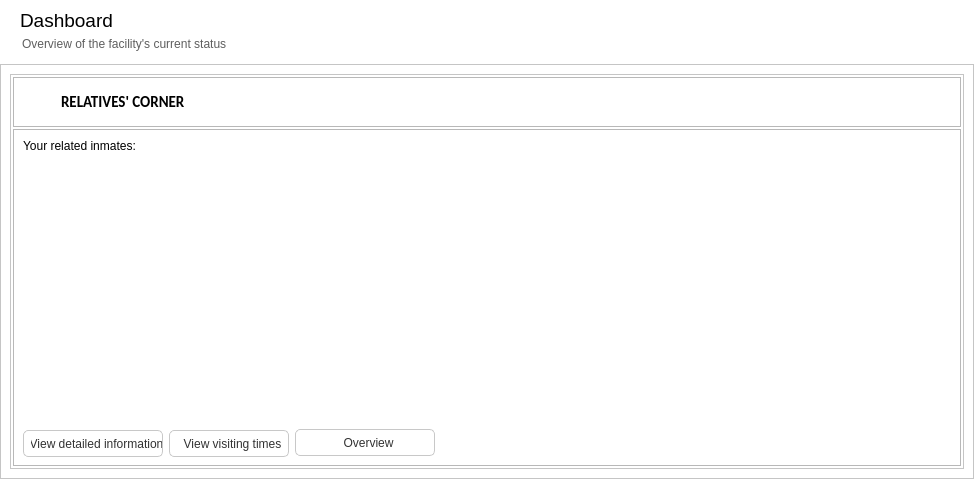
NCNM/PMS_01, file dashboardwindow.ui: the form before one commit.
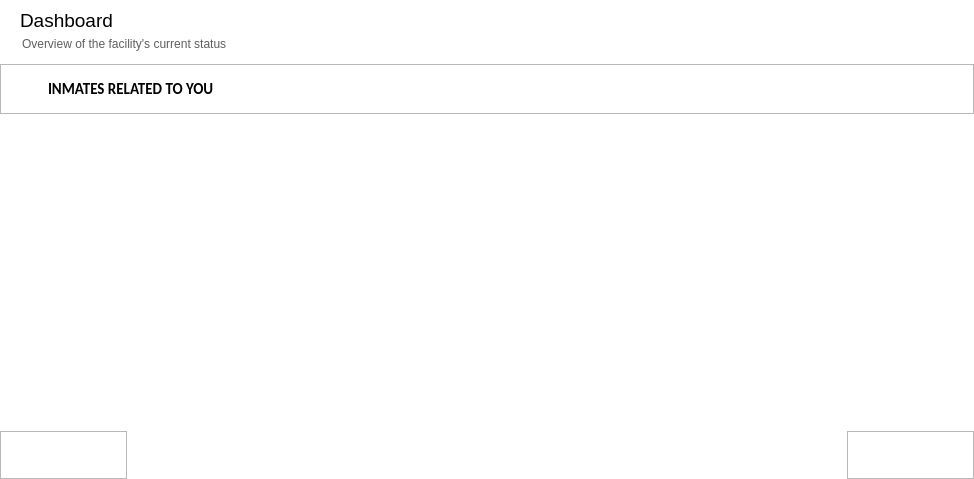
The form after the commit. Icons and pictures are not drawn.

```diff
--- a/dashboardwindow.ui
+++ b/dashboardwindow.ui
@@ -709,6 +709,162 @@
                      <property name="frameShadow">
                       <enum>QFrame::Raised</enum>
                      </property>
+                     <layout class="QGridLayout" name="gridLayout">
+                      <item row="0" column="0">
+                       <widget class="QLabel" name="label_6">
+                        <property name="minimumSize">
+                         <size>
+                          <width>0</width>
+                          <height>30</height>
+                         </size>
+                        </property>
+                        <property name="maximumSize">
+                         <size>
+                          <width>16777215</width>
+                          <height>30</height>
+                         </size>
+                        </property>
+                        <property name="font">
+                         <font>
+                          <pointsize>9</pointsize>
+                          <weight>50</weight>
+                          <bold>false</bold>
+                         </font>
+                        </property>
+                        <property name="text">
+                         <string>FACILITY NAME</string>
+                        </property>
+                       </widget>
+                      </item>
+                      <item row="0" column="1">
+                       <widget class="QFrame" name="frame_18">
+                        <property name="frameShape">
+                         <enum>QFrame::StyledPanel</enum>
+                        </property>
+                        <property name="frameShadow">
+                         <enum>QFrame::Raised</enum>
+                        </property>
+                       </widget>
+                      </item>
+                      <item row="1" column="0">
+                       <widget class="QLabel" name="label_12">
+                        <property name="minimumSize">
+                         <size>
+                          <width>0</width>
+                          <height>30</height>
+                         </size>
+                        </property>
+                        <property name="maximumSize">
+                         <size>
+                          <width>16777215</width>
+                          <height>30</height>
+                         </size>
+                        </property>
+                        <property name="font">
+                         <font>
+                          <pointsize>9</pointsize>
+                          <weight>50</weight>
+                          <bold>false</bold>
+                         </font>
+                        </property>
+                        <property name="text">
+                         <string>ADDRESS</string>
+                        </property>
+                       </widget>
+                      </item>
+                      <item row="1" column="1">
+                       <widget class="QFrame" name="frame_19">
+                        <property name="frameShape">
+                         <enum>QFrame::StyledPanel</enum>
+                        </property>
+                        <property name="frameShadow">
+                         <enum>QFrame::Raised</enum>
+                        </property>
+                       </widget>
+                      </item>
+                      <item row="2" column="0">
+                       <widget class="QLabel" name="label_13">
+                        <property name="minimumSize">
+                         <size>
+                          <width>0</width>
+                          <height>30</height>
+                         </size>
+                        </property>
+                        <property name="maximumSize">
+                         <size>
+                          <width>16777215</width>
+                          <height>30</height>
+                         </size>
+                        </property>
+                        <property name="font">
+                         <font>
+                          <pointsize>9</pointsize>
+                          <weight>50</weight>
+                          <bold>false</bold>
+                         </font>
+                        </property>
+                        <property name="text">
+                         <string>PHONE</string>
+                        </property>
+                       </widget>
+                      </item>
+                      <item row="2" column="1">
+                       <widget class="QFrame" name="frame_20">
+                        <property name="frameShape">
+                         <enum>QFrame::StyledPanel</enum>
+                        </property>
+                        <property name="frameShadow">
+                         <enum>QFrame::Raised</enum>
+                        </property>
+                       </widget>
+                      </item>
+                      <item row="3" column="0">
+                       <widget class="QLabel" name="label_14">
+                        <property name="minimumSize">
+                         <size>
+                          <width>0</width>
+                          <height>30</height>
+                         </size>
+                        </property>
+                        <property name="maximumSize">
+                         <size>
+                          <width>16777215</width>
+                          <height>30</height>
+                         </size>
+                        </property>
+                        <property name="font">
+                         <font>
+                          <pointsize>9</pointsize>
+                          <weight>50</weight>
+                          <bold>false</bold>
+                         </font>
+                        </property>
+                        <property name="text">
+                         <string>WEBSITE</string>
+                        </property>
+                       </widget>
+                      </item>
+                      <item row="3" column="1">
+                       <widget class="QFrame" name="frame_21">
+                        <property name="frameShape">
+                         <enum>QFrame::StyledPanel</enum>
+                        </property>
+                        <property name="frameShadow">
+                         <enum>QFrame::Raised</enum>
+                        </property>
+                       </widget>
+                      </item>
+                      <item row="4" column="0" colspan="2">
+                       <widget class="QFrame" name="frame_22">
+                        <property name="frameShape">
+                         <enum>QFrame::StyledPanel</enum>
+                        </property>
+                        <property name="frameShadow">
+                         <enum>QFrame::Raised</enum>
+                        </property>
+                       </widget>
+                      </item>
+                     </layout>
                     </widget>
                    </item>
                   </layout>
@@ -742,12 +898,27 @@
           <item>
            <widget class="QFrame" name="frame_12">
             <property name="frameShape">
-             <enum>QFrame::StyledPanel</enum>
+             <enum>QFrame::NoFrame</enum>
             </property>
             <property name="frameShadow">
              <enum>QFrame::Raised</enum>
             </property>
             <layout class="QVBoxLayout" name="verticalLayout_14">
+             <property name="spacing">
+              <number>0</number>
+             </property>
+             <property name="leftMargin">
+              <number>0</number>
+             </property>
+             <property name="topMargin">
+              <number>0</number>
+             </property>
+             <property name="rightMargin">
+              <number>0</number>
+             </property>
+             <property name="bottomMargin">
+              <number>0</number>
+             </property>
              <item>
               <widget class="QFrame" name="dsbShortcuts_2">
                <property name="minimumSize">
@@ -763,48 +934,29 @@
                 </size>
                </property>
                <property name="styleSheet">
-                <string notr="true">QFrame #dsbShortcuts {
-color: #333;
-border: 1px solid #ddd;
-border-radius: 5px;
-padding: 5px;
-background-color: rgb(253, 253, 254);
-}
-
-QFrame #dsbShortcuts:hover {
-border-color: rgb(149, 173, 209);
-background: qradialgradient(cx: 0.3, cy: -0.4,
-fx: 0.3, fy: -0.4,
-radius: 1.2, stop: 0 #fefefe, stop: 1 #efefef);
-}
-
-QFrame #dsbShortcuts:pressed {
-background: qradialgradient(cx: 0.4, cy: -0.1,
-fx: 0.4, fy: -0.1,
-radius: 1.35, stop: 0 #fff, stop: 1 #ddd);
-}</string>
+                <string notr="true"/>
                </property>
                <property name="frameShape">
-                <enum>QFrame::StyledPanel</enum>
+                <enum>QFrame::NoFrame</enum>
                </property>
                <property name="frameShadow">
                 <enum>QFrame::Raised</enum>
                </property>
                <layout class="QVBoxLayout" name="verticalLayout_12">
                 <property name="spacing">
-                 <number>2</number>
+                 <number>0</number>
                 </property>
                 <property name="leftMargin">
-                 <number>2</number>
+                 <number>0</number>
                 </property>
                 <property name="topMargin">
-                 <number>2</number>
+                 <number>0</number>
                 </property>
                 <property name="rightMargin">
-                 <number>2</number>
+                 <number>0</number>
                 </property>
                 <property name="bottomMargin">
-                 <number>2</number>
+                 <number>0</number>
                 </property>
                 <item>
                  <widget class="QFrame" name="frame_13">
@@ -869,7 +1021,7 @@
                       <string notr="true">background-color: 0;</string>
                      </property>
                      <property name="text">
-                      <string>RELATIVES' CORNER</string>
+                      <string>INMATES RELATED TO YOU</string>
                      </property>
                     </widget>
                    </item>
@@ -882,50 +1034,107 @@
                    <string notr="true">background-color: 0;</string>
                   </property>
                   <property name="frameShape">
-                   <enum>QFrame::StyledPanel</enum>
+                   <enum>QFrame::NoFrame</enum>
                   </property>
                   <property name="frameShadow">
                    <enum>QFrame::Raised</enum>
                   </property>
-                  <layout class="QGridLayout" name="gridLayout">
-                   <item row="3" column="2">
+                  <layout class="QVBoxLayout" name="verticalLayout_7">
+                   <property name="spacing">
+                    <number>0</number>
+                   </property>
+                   <property name="leftMargin">
+                    <number>0</number>
+                   </property>
+                   <property name="topMargin">
+                    <number>0</number>
+                   </property>
+                   <property name="rightMargin">
+                    <number>0</number>
+                   </property>
+                   <property name="bottomMargin">
+                    <number>0</number>
+                   </property>
+                   <item>
+                    <widget class="QTableView" name="tblRelatives">
+                     <property name="frameShape">
+                      <enum>QFrame::NoFrame</enum>
+                     </property>
+                    </widget>
+                   </item>
+                   <item>
                     <widget class="QFrame" name="frame_15">
+                     <property name="minimumSize">
+                      <size>
+                       <width>0</width>
+                       <height>48</height>
+                      </size>
+                     </property>
+                     <property name="maximumSize">
+                      <size>
+                       <width>16777215</width>
+                       <height>48</height>
+                      </size>
+                     </property>
+                     <property name="styleSheet">
+                      <string notr="true">QFrame #frame_15 {
+	background-image: url(:/images/bg_bottommenu.png);
+	background-position:top;
+	background-color:0;
+	background-repeat:no-repeat;
+}</string>
+                     </property>
                      <property name="frameShape">
                       <enum>QFrame::NoFrame</enum>
                      </property>
                      <property name="frameShadow">
                       <enum>QFrame::Raised</enum>
                      </property>
+                     <layout class="QHBoxLayout" name="horizontalLayout_7">
+                      <property name="spacing">
+                       <number>0</number>
+                      </property>
+                      <property name="leftMargin">
+                       <number>0</number>
+                      </property>
+                      <property name="topMargin">
+                       <number>0</number>
+                      </property>
+                      <property name="rightMargin">
+                       <number>0</number>
+                      </property>
+                      <property name="bottomMargin">
+                       <number>0</number>
+                      </property>
+                      <item>
+                       <widget class="QFrame" name="frame_17">
+                        <property name="frameShape">
+                         <enum>QFrame::StyledPanel</enum>
+                        </property>
+                        <property name="frameShadow">
+                         <enum>QFrame::Raised</enum>
+                        </property>
+                       </widget>
+                      </item>
+                      <item>
                      <widget class="QPushButton" name="pushButton_overview">
-                      <property name="geometry">
-                       <rect>
-                        <x>0</x>
-                        <y>0</y>
-                        <width>140</width>
-                        <height>27</height>
-                       </rect>
-                      </property>
                       <property name="minimumSize">
                        <size>
-                        <width>90</width>
-                        <height>27</height>
+                          <width>180</width>
+                          <height>48</height>
                        </size>
                       </property>
                       <property name="maximumSize">
                        <size>
-                        <width>140</width>
-                        <height>25</height>
+                          <width>180</width>
+                          <height>48</height>
                        </size>
                       </property>
                       <property name="styleSheet">
                        <string notr="true">QPushButton {
-color: rgb(50, 50, 50);
-padding-left:7px;
-border-radius:5px;
-border: 1px solid rgb(200, 200, 200);
-background: qradialgradient(cx: 0.3, cy: -0.4,
-fx: 0.3, fy: -0.4,
-radius: 1.35, stop: 0 rgb(255, 255, 255), stop: 1 rgb(229, 229, 229));
+	background-color:0;
+	color: #FFFFFF;
+	border:0;
 }
 
 QPushButton:hover {
@@ -945,42 +1154,109 @@
 }
 
 QPushButton:checked {
-border-radius:5px;
-border: 1px solid rgb(150, 150, 150);
-background-color: rgb(38, 38, 38);
-}
-
-</string>
+	background-image: url(:/images/bottommenu_button_checked.png);
+}</string>
                       </property>
                       <property name="text">
                        <string>Overview</string>
                       </property>
-                     </widget>
-                    </widget>
-                   </item>
-                   <item row="3" column="1">
+                        <property name="icon">
+                         <iconset resource="pms_resources.qrc">
+                          <normaloff>:/images/list.png</normaloff>:/images/list.png</iconset>
+                        </property>
+                        <property name="iconSize">
+                         <size>
+                          <width>24</width>
+                          <height>24</height>
+                         </size>
+                        </property>
+                        <property name="checkable">
+                         <bool>true</bool>
+                        </property>
+                        <property name="autoExclusive">
+                         <bool>true</bool>
+                        </property>
+                        <property name="flat">
+                         <bool>false</bool>
+                        </property>
+                       </widget>
+                      </item>
+                      <item>
+                       <widget class="QPushButton" name="pushButton_connect_3">
+                        <property name="minimumSize">
+                         <size>
+                          <width>180</width>
+                          <height>48</height>
+                         </size>
+                        </property>
+                        <property name="maximumSize">
+                         <size>
+                          <width>180</width>
+                          <height>48</height>
+                         </size>
+                        </property>
+                        <property name="styleSheet">
+                         <string notr="true">QPushButton {
+	background-color:0;
+	color: #FFFFFF;
+	border:0;
+}
+
+QPushButton:hover {
+	background-image: url(:/images/bottommenu_button_hover.png);
+}
+
+QPushButton:pressed {
+	background-image: url(:/images/bottommenu_button_pressed.png);
+}
+
+QPushButton:checked {
+	background-image: url(:/images/bottommenu_button_checked.png);
+}</string>
+                        </property>
+                        <property name="text">
+                         <string>Health log</string>
+                        </property>
+                        <property name="icon">
+                         <iconset resource="pms_resources.qrc">
+                          <normaloff>:/images/health_log.png</normaloff>:/images/health_log.png</iconset>
+                        </property>
+                        <property name="iconSize">
+                         <size>
+                          <width>24</width>
+                          <height>24</height>
+                         </size>
+                        </property>
+                        <property name="checkable">
+                         <bool>true</bool>
+                        </property>
+                        <property name="autoExclusive">
+                         <bool>true</bool>
+                        </property>
+                        <property name="flat">
+                         <bool>false</bool>
+                        </property>
+                       </widget>
+                      </item>
+                      <item>
                     <widget class="QPushButton" name="pushButton_connect_2">
                      <property name="minimumSize">
                       <size>
-                       <width>90</width>
-                       <height>27</height>
+                          <width>180</width>
+                          <height>48</height>
                       </size>
                      </property>
                      <property name="maximumSize">
                       <size>
-                       <width>120</width>
-                       <height>25</height>
+                          <width>180</width>
+                          <height>48</height>
                       </size>
                      </property>
                      <property name="styleSheet">
                       <string notr="true">QPushButton {
-color: rgb(50, 50, 50);
-padding-left:7px;
-border-radius:5px;
-border: 1px solid rgb(200, 200, 200);
-background: qradialgradient(cx: 0.3, cy: -0.4,
-fx: 0.3, fy: -0.4,
-radius: 1.35, stop: 0 rgb(255, 255, 255), stop: 1 rgb(229, 229, 229));
+	background-color:0;
+	color: #FFFFFF;
+	border:0;
 }
 
 QPushButton:hover {
@@ -1000,48 +1276,52 @@
 }
 
 QPushButton:checked {
-border-radius:5px;
-border: 1px solid rgb(150, 150, 150);
-background-color: rgb(38, 38, 38);
-}
-
-</string>
+	background-image: url(:/images/bottommenu_button_checked.png);
+}</string>
                      </property>
                      <property name="text">
-                      <string>View visiting times</string>
-                     </property>
-                    </widget>
-                   </item>
-                   <item row="1" column="0" colspan="3">
-                    <widget class="QTableView" name="tblRelatives">
-                     <property name="frameShape">
-                      <enum>QFrame::NoFrame</enum>
-                     </property>
-                    </widget>
-                   </item>
-                   <item row="3" column="0">
+                         <string>Visiting times</string>
+                        </property>
+                        <property name="icon">
+                         <iconset resource="pms_resources.qrc">
+                          <normaloff>:/images/clock.png</normaloff>:/images/clock.png</iconset>
+                        </property>
+                        <property name="iconSize">
+                         <size>
+                          <width>24</width>
+                          <height>24</height>
+                         </size>
+                        </property>
+                        <property name="checkable">
+                         <bool>true</bool>
+                        </property>
+                        <property name="autoExclusive">
+                         <bool>true</bool>
+                        </property>
+                        <property name="flat">
+                         <bool>false</bool>
+                        </property>
+                       </widget>
+                      </item>
+                      <item>
                     <widget class="QPushButton" name="pushButton_connect">
                      <property name="minimumSize">
                       <size>
-                       <width>90</width>
-                       <height>27</height>
+                          <width>180</width>
+                          <height>48</height>
                       </size>
                      </property>
                      <property name="maximumSize">
                       <size>
-                       <width>140</width>
-                       <height>25</height>
+                          <width>180</width>
+                          <height>48</height>
                       </size>
                      </property>
                      <property name="styleSheet">
                       <string notr="true">QPushButton {
-color: rgb(50, 50, 50);
-padding-left:7px;
-border-radius:5px;
-border: 1px solid rgb(200, 200, 200);
-background: qradialgradient(cx: 0.3, cy: -0.4,
-fx: 0.3, fy: -0.4,
-radius: 1.35, stop: 0 rgb(255, 255, 255), stop: 1 rgb(229, 229, 229));
+	background-color:0;
+	color: #FFFFFF;
+	border:0;
 }
 
 QPushButton:hover {
@@ -1061,23 +1341,44 @@
 }
 
 QPushButton:checked {
-border-radius:5px;
-border: 1px solid rgb(150, 150, 150);
-background-color: rgb(38, 38, 38);
-}
-
-</string>
+	background-image: url(:/images/bottommenu_button_checked.png);
+}</string>
                      </property>
                      <property name="text">
-                      <string>View detailed information</string>
-                     </property>
-                    </widget>
-                   </item>
-                   <item row="0" column="0">
-                    <widget class="QLabel" name="label_12">
-                     <property name="text">
-                      <string>Your related inmates:</string>
-                     </property>
+                         <string>Detailed information</string>
+                        </property>
+                        <property name="icon">
+                         <iconset resource="pms_resources.qrc">
+                          <normaloff>:/images/view_details.png</normaloff>:/images/view_details.png</iconset>
+                        </property>
+                        <property name="iconSize">
+                         <size>
+                          <width>24</width>
+                          <height>24</height>
+                         </size>
+                        </property>
+                        <property name="checkable">
+                         <bool>false</bool>
+                        </property>
+                        <property name="autoExclusive">
+                         <bool>true</bool>
+                        </property>
+                        <property name="flat">
+                         <bool>false</bool>
+                        </property>
+                       </widget>
+                      </item>
+                      <item>
+                       <widget class="QFrame" name="frame_16">
+                        <property name="frameShape">
+                         <enum>QFrame::StyledPanel</enum>
+                        </property>
+                        <property name="frameShadow">
+                         <enum>QFrame::Raised</enum>
+                        </property>
+                       </widget>
+                      </item>
+                     </layout>
                     </widget>
                    </item>
                   </layout>
```
Left out of the diff: 132 changed lines with no effect on the pictures. Lines whose indentation alone changed are shown as unchanged.
